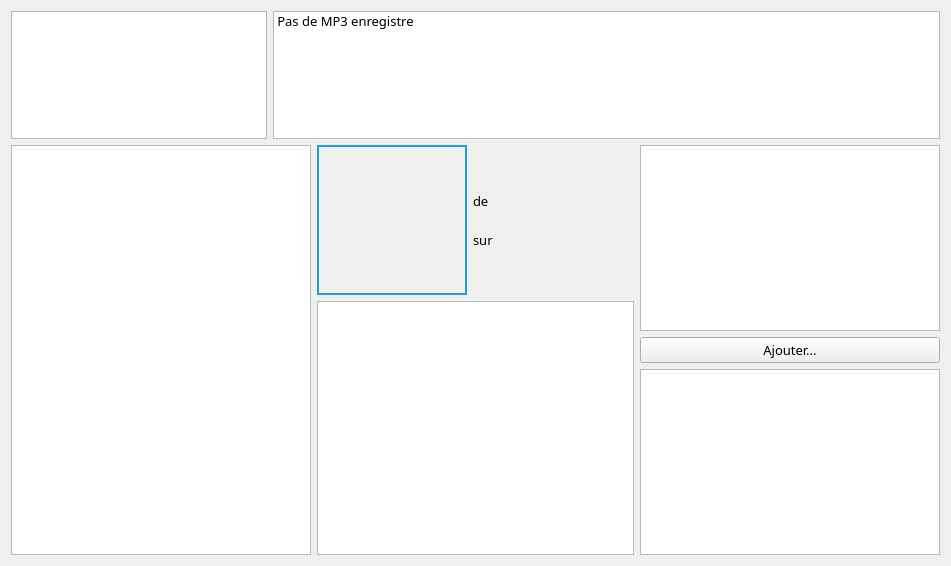
The window that projet-musique/core/ongletmp3.ui (toopoormaghell/projet-musique) describes before a commit, drawn with Qt 5.
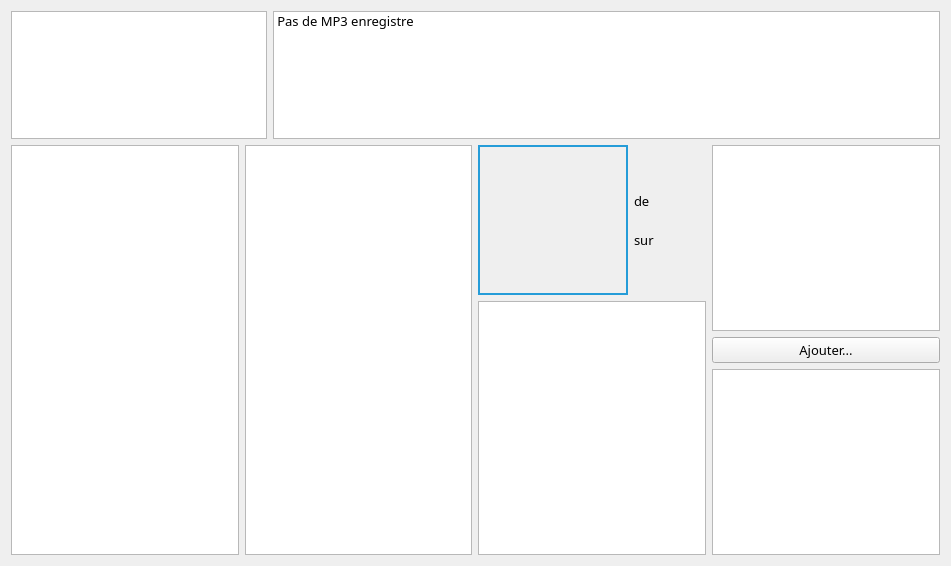
The same window after the commit.

Commit message: Début de remplacement d'une qlistwidget en qtableview

The edit to the form file:
```diff
--- a/projet-musique/core/ongletmp3.ui
+++ b/projet-musique/core/ongletmp3.ui
@@ -147,6 +147,58 @@
    </item>
    <item>
     <layout class="QHBoxLayout" name="horizontalLayout_4">
+     <item>
+      <widget class="QTableView" name="AlbumsTitres">
+       <property name="baseSize">
+        <size>
+         <width>0</width>
+         <height>0</height>
+        </size>
+       </property>
+       <property name="sizeAdjustPolicy">
+        <enum>QAbstractScrollArea::AdjustIgnored</enum>
+       </property>
+       <property name="selectionMode">
+        <enum>QAbstractItemView::SingleSelection</enum>
+       </property>
+       <property name="iconSize">
+        <size>
+         <width>100</width>
+         <height>100</height>
+        </size>
+       </property>
+       <property name="showGrid">
+        <bool>true</bool>
+       </property>
+       <attribute name="horizontalHeaderVisible">
+        <bool>false</bool>
+       </attribute>
+       <attribute name="horizontalHeaderHighlightSections">
+        <bool>false</bool>
+       </attribute>
+       <attribute name="horizontalHeaderStretchLastSection">
+        <bool>false</bool>
+       </attribute>
+       <attribute name="verticalHeaderVisible">
+        <bool>false</bool>
+       </attribute>
+       <attribute name="verticalHeaderCascadingSectionResizes">
+        <bool>true</bool>
+       </attribute>
+       <attribute name="verticalHeaderDefaultSectionSize">
+        <number>100</number>
+       </attribute>
+       <attribute name="verticalHeaderHighlightSections">
+        <bool>false</bool>
+       </attribute>
+       <attribute name="verticalHeaderMinimumSectionSize">
+        <number>31</number>
+       </attribute>
+       <attribute name="verticalHeaderShowSortIndicator" stdset="0">
+        <bool>true</bool>
+       </attribute>
+      </widget>
+     </item>
      <item>
       <widget class="QListWidget" name="Albums">
        <property name="maximumSize">
```
The commit also changes 2 other files.
